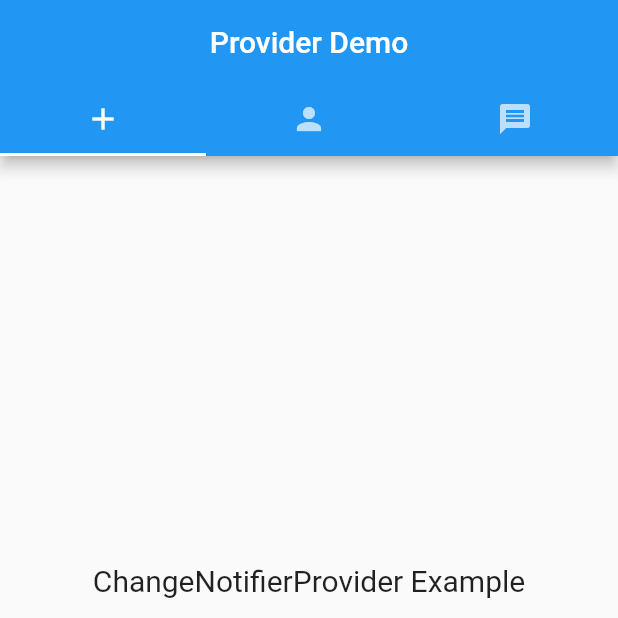
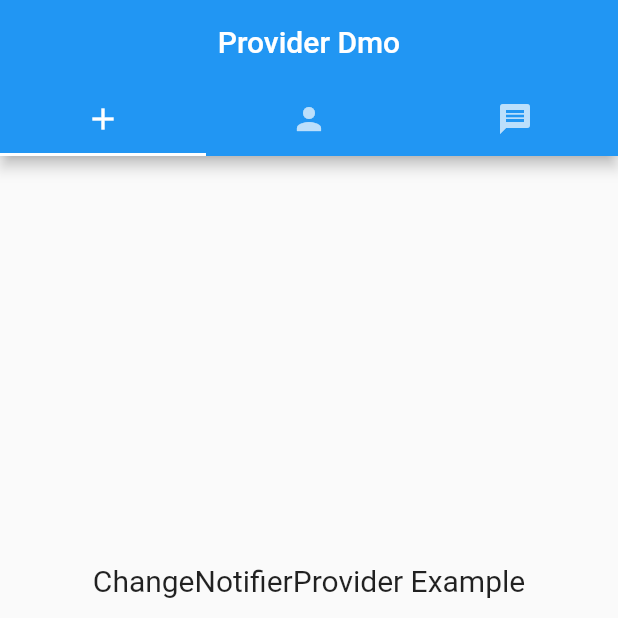
Before and after one commit to AleksandraOchirova/provider_exp, a Flutter app: the screen it shows after launch, on a phone screen of 412 x 824 dp, the top half of it. Run offline on Flutter 3.47's test engine with Material 2 defaults, Android fonts, the phone set to English and light mode, and no system bars.

Commit message:
second change

```diff
--- a/lib/main.dart
+++ b/lib/main.dart
@@ -23,7 +23,7 @@ class MyApp extends StatelessWidget {
             length: 3,
             child: Scaffold(
               appBar: AppBar(
-                title: Text('Provider Demo'),
+                title: Text('Provider Dmo'),
                 centerTitle: true,
                 bottom: TabBar(
                   tabs: [
```
